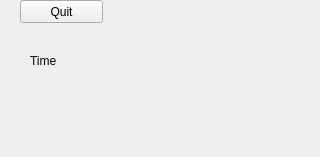
The window that ui/mainwindow.ui (berndhs/clock) describes before a commit, drawn with Qt 5.
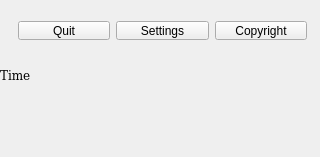
The same window after the commit.

```diff
--- a/ui/mainwindow.ui
+++ b/ui/mainwindow.ui
@@ -17,28 +17,68 @@
    <widget class="QLabel" name="theTime">
     <property name="geometry">
      <rect>
-      <x>30</x>
-      <y>30</y>
-      <width>271</width>
-      <height>61</height>
+      <x>0</x>
+      <y>0</y>
+      <width>321</width>
+      <height>151</height>
      </rect>
     </property>
+    <property name="sizePolicy">
+     <sizepolicy hsizetype="Maximum" vsizetype="Maximum">
+      <horstretch>0</horstretch>
+      <verstretch>0</verstretch>
+     </sizepolicy>
+    </property>
+    <property name="font">
+     <font>
+      <family>DejaVu Serif</family>
+     </font>
+    </property>
     <property name="text">
      <string>Time</string>
     </property>
    </widget>
-   <widget class="QPushButton" name="quitButton">
+   <widget class="QWidget" name="horizontalLayoutWidget">
     <property name="geometry">
      <rect>
-      <x>20</x>
-      <y>0</y>
-      <width>83</width>
-      <height>23</height>
+      <x>7</x>
+      <y>10</y>
+      <width>311</width>
+      <height>41</height>
      </rect>
     </property>
-    <property name="text">
-     <string>Quit</string>
-    </property>
+    <layout class="QHBoxLayout" name="horizontalLayout">
+     <item>
+      <widget class="QPushButton" name="quitButton">
+       <property name="toolTip">
+        <string>&lt;html&gt;&lt;head/&gt;&lt;body&gt;&lt;p&gt;Quit Application&lt;/p&gt;&lt;/body&gt;&lt;/html&gt;</string>
+       </property>
+       <property name="text">
+        <string>Quit</string>
+       </property>
+      </widget>
+     </item>
+     <item>
+      <widget class="QPushButton" name="formatButton">
+       <property name="toolTip">
+        <string>&lt;html&gt;&lt;head/&gt;&lt;body&gt;&lt;p&gt;Change Date/Time format&lt;/p&gt;&lt;/body&gt;&lt;/html&gt;</string>
+       </property>
+       <property name="text">
+        <string>Settings</string>
+       </property>
+      </widget>
+     </item>
+     <item>
+      <widget class="QPushButton" name="copyrightButton">
+       <property name="toolTip">
+        <string>&lt;html&gt;&lt;head/&gt;&lt;body&gt;&lt;p&gt;Click to see Copyright language&lt;/p&gt;&lt;p&gt;&lt;br/&gt;&lt;/p&gt;&lt;/body&gt;&lt;/html&gt;</string>
+       </property>
+       <property name="text">
+        <string>Copyright</string>
+       </property>
+      </widget>
+     </item>
+    </layout>
    </widget>
   </widget>
  </widget>
```
Left out of the diff: 2 changed lines with no effect on the pictures.
